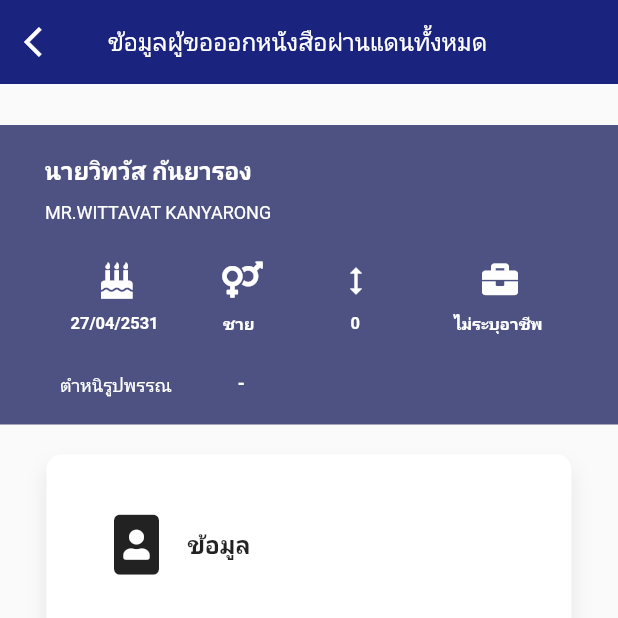
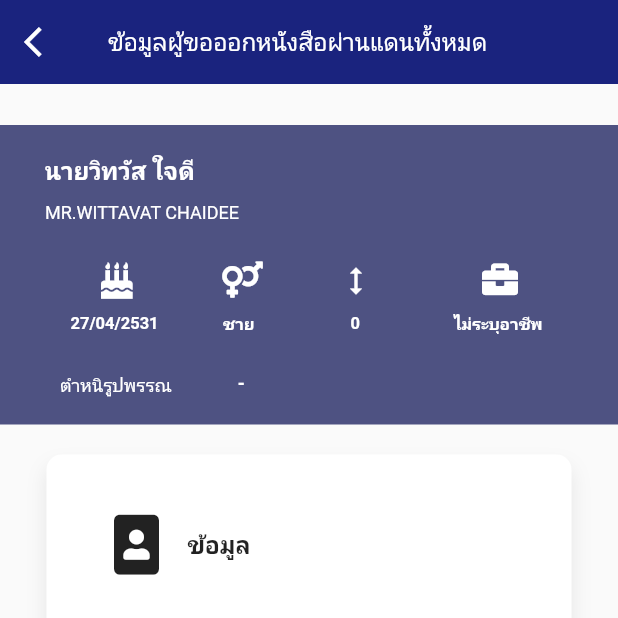
Before and after one commit to sncnnat/thportal, a Flutter app: the BorderPassScreen screen opened directly, on a phone screen of 412 x 824 dp, the top half of it. Run offline on Flutter 3.47's test engine with Material 2 defaults, Android fonts, the phone set to English and light mode, and no system bars; our stand-ins replace font_awesome_flutter.

Commit message:
change name
change name

```diff
--- a/lib/models/drivingLicenseInfo.dart
+++ b/lib/models/drivingLicenseInfo.dart
@@ -45,7 +45,7 @@ List<DrivingLicenseInfo> licenseList = [
       pltNo: '61008956',
       titleDesc: 'นาย',
       fName: 'วิทวัส',
-      lName: 'กันยารอง',
+      lName: 'ใจดี',
       pltDesc: 'รถจักรยานยนต์ส่วนบุคคล',
       issDate: '2006-11-29',
       sex: 'ชาย',
@@ -64,7 +64,7 @@ List<DrivingLicenseInfo> licenseList = [
       pltNo: '60013042',
       titleDesc: 'นาย',
       fName: 'วิทวัส',
-      lName: 'กันยารอง',
+      lName: 'ใจดี',
       pltDesc: 'รถยนต์ส่วนบุคคล',
       issDate: '2011-05-23',
       sex: 'ชาย',
--- a/lib/models/moveInInfo.dart
+++ b/lib/models/moveInInfo.dart
@@ -58,7 +58,7 @@ List<MoveInInfo> moveInList = [
       firstName: 'วิทวัส',
       houseID: '11050497368',
       houseNo: '665/50',
-      lastName: 'กันยารอง',
+      lastName: 'ใจดี',
       middleName: '',
       moveDate: '25620523',
       oldDateMoveIn: '25561108',
@@ -81,7 +81,7 @@ List<MoveInInfo> moveInList = [
       firstName: 'วิทวัส',
       houseID: '63980171655',
       houseNo: '45/33',
-      lastName: 'กันยารอง',
+      lastName: 'ใจดี',
       middleName: '',
       moveDate: '25561108',
       oldDateMoveIn: '25551120',
@@ -104,7 +104,7 @@ List<MoveInInfo> moveInList = [
       firstName: 'วิทวัส',
       houseID: '63010010991',
       houseNo: '337',
-      lastName: 'กันยารอง',
+      lastName: 'ใจดี',
       middleName: '',
       moveDate: '25551120',
       oldDateMoveIn: '25530610',
@@ -127,7 +127,7 @@ List<MoveInInfo> moveInList = [
       firstName: 'วิทวัส',
       houseID: '63980171655',
       houseNo: '45/33',
-      lastName: 'กันยารอง',
+      lastName: 'ใจดี',
       middleName: '',
       moveDate: '25530610',
       oldDateMoveIn: '25511216',
@@ -150,7 +150,7 @@ List<MoveInInfo> moveInList = [
       firstName: 'วิทวัส',
       houseID: '63980106128',
       houseNo: '4/5',
-      lastName: 'กันยารอง',
+      lastName: 'ใจดี',
       middleName: '',
       moveDate: '25511216',
       oldDateMoveIn: '25491108',
@@ -173,7 +173,7 @@ List<MoveInInfo> moveInList = [
       firstName: 'วิทวัส',
       houseID: '65010783517',
       houseNo: '99/7',
-      lastName: 'กันยารอง',
+      lastName: 'ใจดี',
       middleName: '',
       moveDate: '25491108',
       oldDateMoveIn: '25410915',
@@ -196,7 +196,7 @@ List<MoveInInfo> moveInList = [
       firstName: 'วิทวัส',
       houseID: '63980106128',
       houseNo: '4/5',
-      lastName: 'กันยารอง',
+      lastName: 'ใจดี',
       middleName: '',
       moveDate: '25410915',
       oldDateMoveIn: '25310503',
--- a/lib/models/moveOutInfo.dart
+++ b/lib/models/moveOutInfo.dart
@@ -58,7 +58,7 @@ List<MoveOutInfo> moveOutList = [
       firstName: 'วิทวัส',
       houseID: '63010010991',
       houseNo: '337',
-      lastName: 'กันยารอง',
+      lastName: 'ใจดี',
       middleName: '',
       moveDate: '25561019',
       oldDateMoveIn: '25551120',
@@ -81,7 +81,7 @@ List<MoveOutInfo> moveOutList = [
       firstName: 'วิทวัส',
       houseID: '63980171655',
       houseNo: '45/33',
-      lastName: 'กันยารอง',
+      lastName: 'ใจดี',
       middleName: '',
       moveDate: '25551029',
       oldDateMoveIn: '25530610',
@@ -104,7 +104,7 @@ List<MoveOutInfo> moveOutList = [
       firstName: 'วิทวัส',
       houseID: '63980106128',
       houseNo: '4/5',
-      lastName: 'กันยารอง',
+      lastName: 'ใจดี',
       middleName: '',
       moveDate: '25530610',
       oldDateMoveIn: '25511216',
@@ -127,7 +127,7 @@ List<MoveOutInfo> moveOutList = [
       firstName: 'วิทวัส',
       houseID: '63980106128',
       houseNo: '4/5',
-      lastName: 'กันยารอง',
+      lastName: 'ใจดี',
       middleName: '',
       moveDate: '25490405',
       oldDateMoveIn: '0',
@@ -150,7 +150,7 @@ List<MoveOutInfo> moveOutList = [
       firstName: 'วิทวัส',
       houseID: '63980106128',
       houseNo: '4/5',
-      lastName: 'กันยารอง',
+      lastName: 'ใจดี',
       middleName: '',
       moveDate: '25490405',
       oldDateMoveIn: '25410915',
@@ -173,7 +173,7 @@ List<MoveOutInfo> moveOutList = [
       firstName: 'วิทวัส',
       houseID: '63980022838',
       houseNo: '56/1',
-      lastName: 'กันยารอง',
+      lastName: 'ใจดี',
       middleName: '',
       moveDate: '25410915',
       oldDateMoveIn: '25310503',
--- a/lib/models/passTestInfo.dart
+++ b/lib/models/passTestInfo.dart
@@ -38,7 +38,7 @@ List<PassTestInfo> passTestList = [
       examAppEnddate: '-',
       examAppFname: 'นายวิทวัส',
       examAppID: '1639800072121',
-      examAppLname: 'กันยารอง',
+      examAppLname: 'ใจดี',
       examCerID: '53354131',
       examCerYear: '2553',
       examDegree: 'ปริญญาตรี',
--- a/lib/screens/identityCardInfoScreen.dart
+++ b/lib/screens/identityCardInfoScreen.dart
@@ -9,7 +9,7 @@ class IdentityCardInfoScreen extends StatelessWidget {
         titleTH: 'นาย',
         firstNameTH: 'วิทวัส',
         middleNameTH: '',
-        lastNameTH: 'กันยารอง',
+        lastNameTH: 'ใจดี',
         titleEN: 'Mr.',
         firstNameEN: 'Wittavat',
         middleNameEN: '',
--- a/lib/screens/passportScreen.dart
+++ b/lib/screens/passportScreen.dart
@@ -5,7 +5,7 @@ import 'package:thportal_new/widgets/passportCard.dart';
 class PassportScreen extends StatelessWidget {
   PassportInfo passportInfo = PassportInfo(
     firstNameTH: 'วิทวัส',
-    lastNameTH: 'กันยารอง',
+    lastNameTH: 'ใจดี',
     firstNameEN: 'WITTAVAT',
     lastNameEN: 'KANYARONG',
     passportNo: 'AB3483157',
--- a/lib/screens/ฺborderPassScreen.dart
+++ b/lib/screens/ฺborderPassScreen.dart
@@ -4,8 +4,8 @@ import 'package:thportal_new/widgets/borderPassCard.dart';
 
 class BorderPassScreen extends StatelessWidget {
   BorderPassInfo borderPassInfo = BorderPassInfo(
-    thaiName: 'นายวิทวัส กันยารอง',
-  englishName: 'MR.WITTAVAT KANYARONG',
+    thaiName: 'นายวิทวัส ใจดี',
+  englishName: 'MR.WITTAVAT CHAIDEE',
       dateOfBirth: '25310427',
       genderText: 'ชาย',
       height: '0',
--- a/lib/widgets/changeNameCard.dart
+++ b/lib/widgets/changeNameCard.dart
@@ -97,7 +97,7 @@ class ChangeNameCard extends StatelessWidget {
                         Padding(
                           padding: EdgeInsets.fromLTRB(10, 25, 4, 4),
                           child: Text(
-                            'ชัยเดชอนันต์กุล',
+                            'ยิ้มเเย้ม',
                             style: TextStyle(fontSize: 12),
                           ),
                         ),
@@ -116,7 +116,7 @@ class ChangeNameCard extends StatelessWidget {
                         Padding(
                           padding: EdgeInsets.fromLTRB(10, 25, 4, 4),
                           child: Text(
-                            'ภัทระปภาพงษ์',
+                            'ใจดี',
                             style: TextStyle(fontSize: 12),
                           ),
                         ),
--- a/lib/widgets/p4LicenseCard.dart
+++ b/lib/widgets/p4LicenseCard.dart
@@ -81,7 +81,7 @@ class p4LicenseCard extends StatelessWidget {
                       Padding(
                         padding: EdgeInsets.fromLTRB(68, 25, 4, 4),
                         child: Text(
-                          'นางสาวปัญนกัญ ภัทระปภาพงษ์',
+                          'นางสาวเเอปเปิ้ล ใจดี',
                           style: TextStyle(fontSize: 12),
                         ),
                       ),
--- a/lib/widgets/publicDrivingLicenseCard.dart
+++ b/lib/widgets/publicDrivingLicenseCard.dart
@@ -75,7 +75,7 @@ class PublicDrivingLicenseCard extends StatelessWidget {
                   Padding(
                     padding: EdgeInsets.fromLTRB(45, 25, 4, 4),
                     child: Text(
-                      'นางสาวปัญนกัญ ภัทระปภาพงษ์',
+                      'นางสาวปัญนกัญ ใจดี',
                       style: TextStyle(fontSize: 12),
                     ),
                   ),
--- a/lib/widgets/veteranCard.dart
+++ b/lib/widgets/veteranCard.dart
@@ -43,14 +43,14 @@ class VeteranCard extends StatelessWidget {
                     children: [
                       Container(
                         padding: EdgeInsets.fromLTRB(50, 15, 10, 5),
-                        child: Text('นายวิทวัส กันยารอง',
+                        child: Text('นายวิทวัส ใจดี',
                             style: TextStyle(
                                 color: Colors.white,
                                 fontSize: 12,
                                 fontWeight: FontWeight.bold)),
                       ),
                       Padding(
-                        padding: EdgeInsets.fromLTRB(10, 5, 10, 5),
+                        padding: EdgeInsets.fromLTRB(50, 5, 10, 5),
                         child: Text('11xxxxxxxx321',
                             style:
                                 TextStyle(color: Colors.white, fontSize: 12)),
```
Also changed, not shown: lib/widgets/numberMoveIn.dart (deleted, +0 -61 lines), 6 other files.
